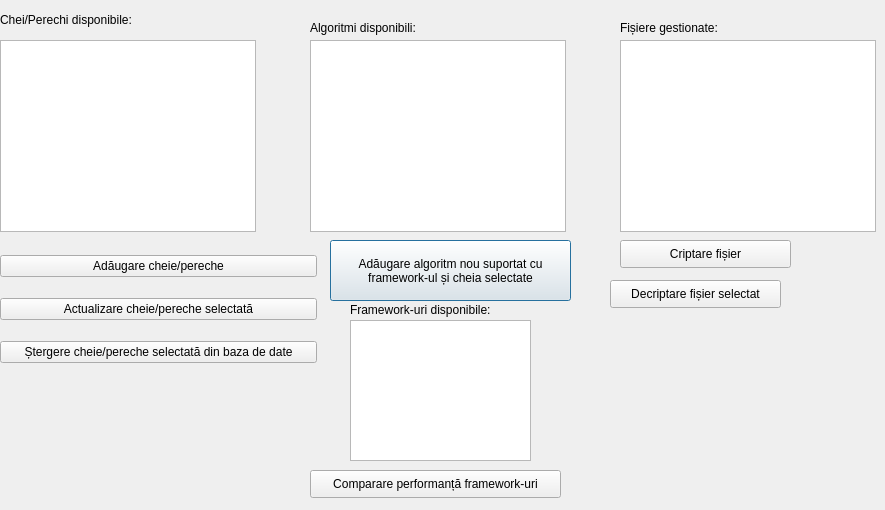
DancauRares-Andrei/proiect-SecuritateInformationala, file Interface.ui: the form before one commit.
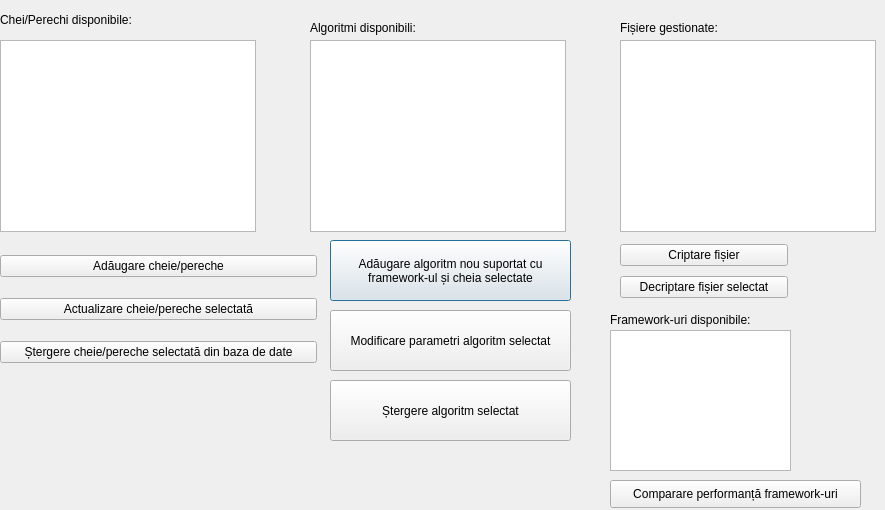
The form after the commit.

The edit to the form file:
```diff
--- a/Interface.ui
+++ b/Interface.ui
@@ -40,24 +40,11 @@
 framework-ul și cheia selectate</string>
    </property>
   </widget>
-  <widget class="QPushButton" name="pushButton_criptare">
+  <widget class="QPushButton" name="pushButton_evaluare_performante">
    <property name="geometry">
     <rect>
-     <x>620</x>
-     <y>240</y>
-     <width>171</width>
-     <height>28</height>
-    </rect>
-   </property>
-   <property name="text">
-    <string>Criptare fișier</string>
-   </property>
-  </widget>
-  <widget class="QPushButton" name="pushButton_5">
-   <property name="geometry">
-    <rect>
-     <x>310</x>
-     <y>470</y>
+     <x>610</x>
+     <y>480</y>
      <width>251</width>
      <height>28</height>
     </rect>
@@ -69,8 +56,8 @@
   <widget class="QListWidget" name="listWidget_framework">
    <property name="geometry">
     <rect>
-     <x>350</x>
-     <y>320</y>
+     <x>610</x>
+     <y>330</y>
      <width>181</width>
      <height>141</height>
     </rect>
@@ -174,8 +161,8 @@
   <widget class="QLabel" name="label_framework">
    <property name="geometry">
     <rect>
-     <x>350</x>
-     <y>300</y>
+     <x>610</x>
+     <y>310</y>
      <width>171</width>
      <height>20</height>
     </rect>
@@ -184,17 +171,56 @@
     <string>Framework-uri disponibile:</string>
    </property>
   </widget>
-  <widget class="QPushButton" name="pushButton_criptare_2">
+  <widget class="QWidget" name="layoutWidget">
    <property name="geometry">
     <rect>
-     <x>610</x>
-     <y>280</y>
-     <width>171</width>
-     <height>28</height>
+     <x>620</x>
+     <y>240</y>
+     <width>168</width>
+     <height>64</height>
     </rect>
    </property>
+   <layout class="QVBoxLayout" name="verticalLayout_2">
+    <item>
+     <widget class="QPushButton" name="pushButton_criptare">
+      <property name="text">
+       <string>Criptare fișier</string>
+      </property>
+     </widget>
+    </item>
+    <item>
+     <widget class="QPushButton" name="pushButton_decriptare">
+      <property name="text">
+       <string>Decriptare fișier selectat</string>
+      </property>
+     </widget>
+    </item>
+   </layout>
+  </widget>
+  <widget class="QPushButton" name="pushButton_modificare_algoritm">
+   <property name="geometry">
+    <rect>
+     <x>330</x>
+     <y>310</y>
+     <width>241</width>
+     <height>61</height>
+    </rect>
+   </property>
    <property name="text">
-    <string>Decriptare fișier selectat</string>
+    <string>Modificare parametri algoritm selectat</string>
+   </property>
+  </widget>
+  <widget class="QPushButton" name="pushButton_stergere_algoritm">
+   <property name="geometry">
+    <rect>
+     <x>330</x>
+     <y>380</y>
+     <width>241</width>
+     <height>61</height>
+    </rect>
+   </property>
+   <property name="text">
+    <string>Ștergere algoritm selectat</string>
    </property>
   </widget>
  </widget>
```
Left out of the diff: 6 changed lines with no effect on the pictures.
